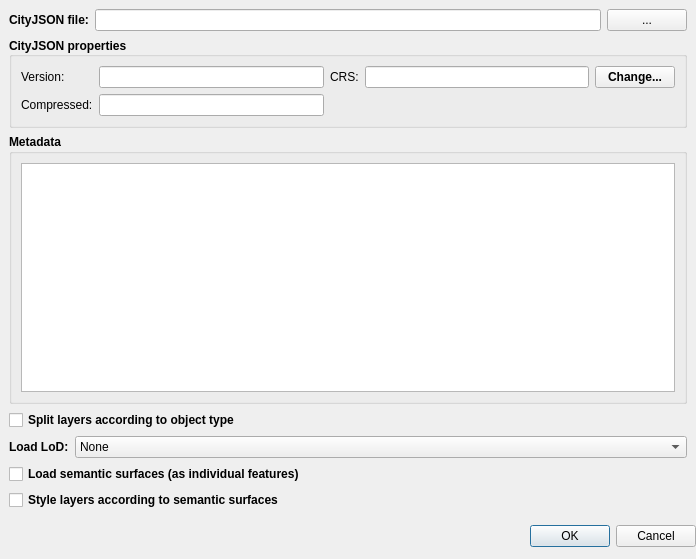
Before: the Qt Designer form gui/cityjson_loader_dialog_base.ui in cityjson/cityjson-qgis-plugin, drawn with Qt 5.
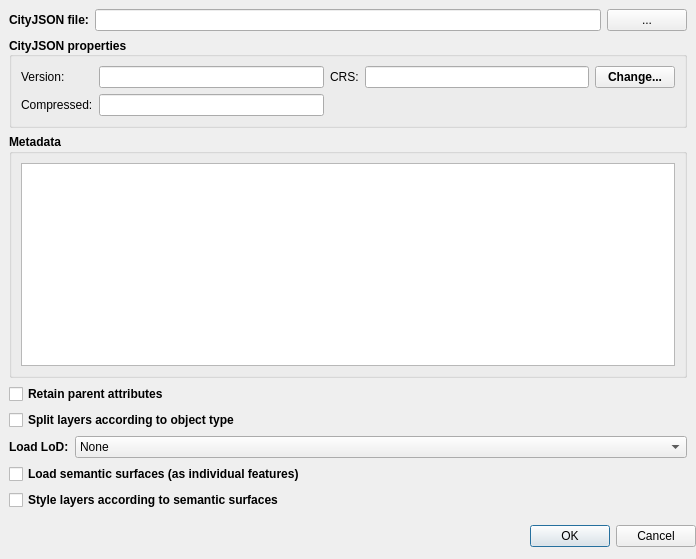
After: the same form once the commit is applied. Custom widgets are drawn as their Qt base class.

What changed in the file:
```diff
--- a/gui/cityjson_loader_dialog_base.ui
+++ b/gui/cityjson_loader_dialog_base.ui
@@ -232,6 +232,19 @@
          </layout>
         </widget>
        </item>
+       <item>
+	<widget class="QCheckBox" name="retainParentAttributesCheckBox">
+         <property name="font">
+          <font>
+           <weight>75</weight>
+           <bold>true</bold>
+          </font>
+         </property>
+         <property name="text">
+          <string>Retain parent attributes</string>
+         </property>
+        </widget>
+       </item>
        <item>
         <widget class="QCheckBox" name="splitByTypeCheckBox">
          <property name="font">
```
